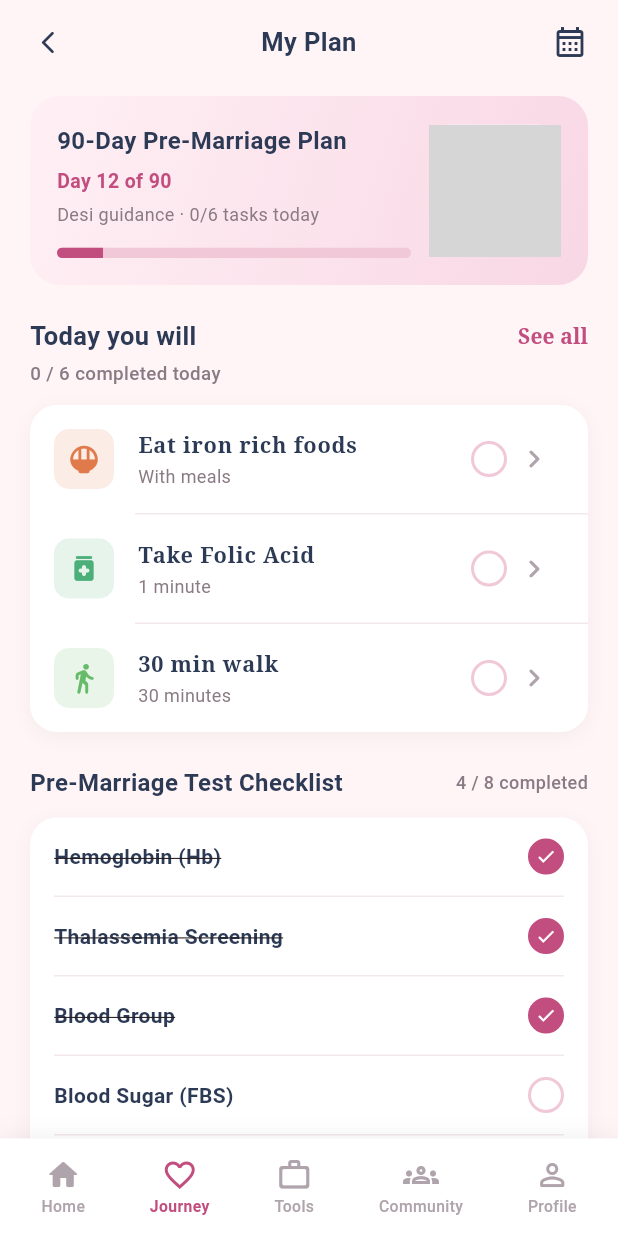
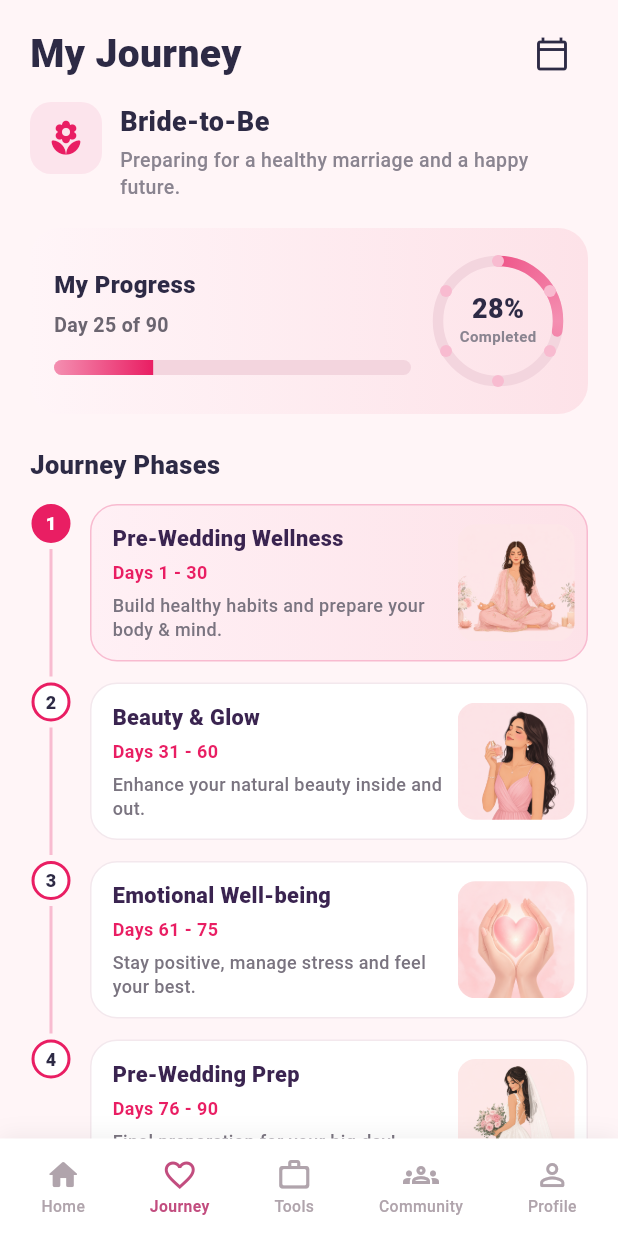
Before and after one commit to Ammara-Akbar/pregnancy-app, a Flutter app: the BrideHomeShell screen opened directly, item 2 of the bottom bar chosen, on a phone screen of 412 x 824 dp. Run offline on Flutter 3.47's test engine with Material 3 defaults, Android fonts, the phone set to English and light mode, and no system bars; grey boxes are pictures that could not be loaded.

Commit message:
bride to be journey screen

```diff
--- a/pregnancy/lib/features/bride/bride_home_shell.dart
+++ b/pregnancy/lib/features/bride/bride_home_shell.dart
@@ -3,7 +3,7 @@ import 'package:flutter/material.dart';
 import '../../core/theme/app_colors.dart';
 import 'bride_community_screen.dart';
 import 'bride_home_screen.dart';
-import 'bride_my_plan_screen.dart';
+import 'bride_journey_screen.dart';
 import 'bride_profile_screen.dart';
 import 'bride_reports_screen.dart';
 
@@ -28,7 +28,7 @@ class _BrideHomeShellState extends State<BrideHomeShell> {
     // Matches design: Home · Journey · Tools · Community · Profile
     final pages = [
       BrideHomeScreen(userName: widget.userName),
-      BrideMyPlanScreen(onBack: () => setState(() => _index = 0)),
+      const BrideJourneyScreen(),
       const BrideReportsScreen(),
       const BrideCommunityScreen(),
       BrideProfileScreen(userName: fullName),
--- /dev/null
+++ b/pregnancy/lib/features/bride/bride_journey_screen.dart
@@ -0,0 +1,564 @@
+import 'dart:math' as math;
+
+import 'package:flutter/material.dart';
+
+class BrideJourneyScreen extends StatelessWidget {
+  const BrideJourneyScreen({super.key});
+
+  static const int totalDays = 90;
+  static const int currentDay = 25;
+
+  static double get progress => currentDay / totalDays;
+
+  @override
+  Widget build(BuildContext context) {
+    final percent = (progress * 100).round();
+
+    return SafeArea(
+      child: ListView(
+        padding: const EdgeInsets.fromLTRB(20, 12, 20, 28),
+        children: [
+          Row(
+            children: [
+              const Expanded(
+                child: Text(
+                  'My Journey',
+                  style: TextStyle(
+                    fontSize: 26,
+                    fontWeight: FontWeight.w800,
+                    color: Color(0xFF2D2A45),
+                  ),
+                ),
+              ),
+              IconButton(
+                onPressed: () {},
+                icon: const Icon(
+                  Icons.calendar_today_outlined,
+                  color: Color(0xFF2D2A45),
+                ),
+              ),
+            ],
+          ),
+          const SizedBox(height: 8),
+          const Row(
+            crossAxisAlignment: CrossAxisAlignment.start,
+            children: [
+              _FlowerBadge(),
+              SizedBox(width: 12),
+              Expanded(
+                child: Column(
+                  crossAxisAlignment: CrossAxisAlignment.start,
+                  children: [
+                    Text(
+                      'Bride-to-Be',
+                      style: TextStyle(
+                        fontSize: 18,
+                        fontWeight: FontWeight.w800,
+                        color: Color(0xFF2D2A45),
+                      ),
+                    ),
+                    SizedBox(height: 4),
+                    Text(
+                      'Preparing for a healthy marriage and a happy future.',
+                      style: TextStyle(
+                        fontSize: 13,
+                        height: 1.35,
+                        color: Color(0xFF8A8490),
+                        fontWeight: FontWeight.w500,
+                      ),
+                    ),
+                  ],
+                ),
+              ),
+            ],
+          ),
+          const SizedBox(height: 18),
+          _ProgressCard(
+            day: currentDay,
+            totalDays: totalDays,
+            percent: percent,
+            progress: progress,
+          ),
+          const SizedBox(height: 22),
+          const Text(
+            'Journey Phases',
+            style: TextStyle(
+              fontSize: 17,
+              fontWeight: FontWeight.w800,
+              color: Color(0xFF2D2A45),
+            ),
+          ),
+          const SizedBox(height: 14),
+          const _PhasesTimeline(),
+          const SizedBox(height: 18),
+          const _MotivationCard(),
+        ],
+      ),
+    );
+  }
+}
+
+class _FlowerBadge extends StatelessWidget {
+  const _FlowerBadge();
+
+  @override
+  Widget build(BuildContext context) {
+    return Container(
+      width: 48,
+      height: 48,
+      decoration: BoxDecoration(
+        color: const Color(0xFFFCE4EC),
+        borderRadius: BorderRadius.circular(14),
+      ),
+      child: const Icon(
+        Icons.local_florist_rounded,
+        color: Color(0xFFE91E63),
+        size: 26,
+      ),
+    );
+  }
+}
+
+class _ProgressCard extends StatelessWidget {
+  const _ProgressCard({
+    required this.day,
+    required this.totalDays,
+    required this.percent,
+    required this.progress,
+  });
+
+  final int day;
+  final int totalDays;
+  final int percent;
+  final double progress;
+
+  @override
+  Widget build(BuildContext context) {
+    return Container(
+      padding: const EdgeInsets.fromLTRB(16, 16, 14, 16),
+      decoration: BoxDecoration(
+        gradient: const LinearGradient(
+          colors: [Color(0xFFFFF5F8), Color(0xFFFDE2E8)],
+          begin: Alignment.centerLeft,
+          end: Alignment.centerRight,
+        ),
+        borderRadius: BorderRadius.circular(20),
+      ),
+      child: Row(
+        children: [
+          Expanded(
+            child: Column(
+              crossAxisAlignment: CrossAxisAlignment.start,
+              children: [
+                const Text(
+                  'My Progress',
+                  style: TextStyle(
+                    fontSize: 16,
+                    fontWeight: FontWeight.w800,
+                    color: Color(0xFF2D2A45),
+                  ),
+                ),
+                const SizedBox(height: 6),
+                Text(
+                  'Day $day of $totalDays',
+                  style: const TextStyle(
+                    fontSize: 13,
+                    fontWeight: FontWeight.w600,
+                    color: Color(0xFF6B6570),
+                  ),
+                ),
+                const SizedBox(height: 14),
+                ClipRRect(
+                  borderRadius: BorderRadius.circular(8),
+                  child: SizedBox(
+                    height: 10,
+                    child: Stack(
+                      children: [
+                        Container(color: const Color(0xFFF3D5DE)),
+                        FractionallySizedBox(
+                          widthFactor: progress.clamp(0.0, 1.0),
+                          child: Container(
+                            decoration: const BoxDecoration(
+                              gradient: LinearGradient(
+                                colors: [
+                                  Color(0xFFF48FB1),
+                                  Color(0xFFE91E63),
+                                ],
+                              ),
+                            ),
+                          ),
+                        ),
+                      ],
+                    ),
+                  ),
+                ),
+              ],
+            ),
+          ),
+          const SizedBox(width: 12),
+          _ProgressRing(percent: percent, progress: progress),
+        ],
+      ),
+    );
+  }
+}
+
+class _ProgressRing extends StatelessWidget {
+  const _ProgressRing({required this.percent, required this.progress});
+
+  final int percent;
+  final double progress;
+
+  @override
+  Widget build(BuildContext context) {
+    return SizedBox(
+      width: 92,
+      height: 92,
+      child: Stack(
+        alignment: Alignment.center,
+        children: [
+          CustomPaint(
+            size: const Size(92, 92),
+            painter: _RingPainter(progress: progress),
+          ),
+          // Decorative flower dots around ring
+          ...List.generate(6, (i) {
+            final angle = (i / 6) * math.pi * 2 - math.pi / 2;
+            final r = 40.0;
+            return Transform.translate(
+              offset: Offset(math.cos(angle) * r, math.sin(angle) * r),
+              child: Container(
+                width: 8,
+                height: 8,
+                decoration: const BoxDecoration(
+                  color: Color(0xFFF8BBD0),
+                  shape: BoxShape.circle,
+                ),
+              ),
+            );
+          }),
+          Column(
+            mainAxisSize: MainAxisSize.min,
+            children: [
+              Text(
+                '$percent%',
+                style: const TextStyle(
+                  fontSize: 18,
+                  fontWeight: FontWeight.w800,
+                  color: Color(0xFF2D2A45),
+                  height: 1,
+                ),
+              ),
+              const SizedBox(height: 2),
+              const Text(
+                'Completed',
+                style: TextStyle(
+                  fontSize: 10,
+                  fontWeight: FontWeight.w600,
+                  color: Color(0xFF8A8490),
+                ),
+              ),
+            ],
+          ),
+        ],
+      ),
+    );
+  }
+}
+
+class _RingPainter extends CustomPainter {
+  _RingPainter({required this.progress});
+
+  final double progress;
+
+  @override
+  void paint(Canvas canvas, Size size) {
+    final center = Offset(size.width / 2, size.height / 2);
+    final radius = size.width / 2 - 6;
+    final track = Paint()
+      ..color = const Color(0xFFF3D5DE)
+      ..style = PaintingStyle.stroke
+      ..strokeWidth = 7
+      ..strokeCap = StrokeCap.round;
+    final fill = Paint()
+      ..shader = const SweepGradient(
+        colors: [Color(0xFFF48FB1), Color(0xFFE91E63), Color(0xFFF48FB1)],
+      ).createShader(Rect.fromCircle(center: center, radius: radius))
+      ..style = PaintingStyle.stroke
+      ..strokeWidth = 7
+      ..strokeCap = StrokeCap.round;
+
+    canvas.drawCircle(center, radius, track);
+    canvas.drawArc(
+      Rect.fromCircle(center: center, radius: radius),
+      -math.pi / 2,
+      2 * math.pi * progress.clamp(0.0, 1.0),
+      false,
+      fill,
+    );
+  }
+
+  @override
+  bool shouldRepaint(covariant _RingPainter oldDelegate) =>
+      oldDelegate.progress != progress;
+}
+
+class _PhasesTimeline extends StatelessWidget {
+  const _PhasesTimeline();
+
+  static const _phases = [
+    _PhaseData(
+      number: 1,
+      title: 'Pre-Wedding Wellness',
+      days: 'Days 1 - 30',
+      description: 'Build healthy habits and prepare your body & mind.',
+      image: 'assets/images/bride_journey_phase1.png',
+      active: true,
+    ),
+    _PhaseData(
+      number: 2,
+      title: 'Beauty & Glow',
+      days: 'Days 31 - 60',
+      description: 'Enhance your natural beauty inside and out.',
+      image: 'assets/images/bride_journey_phase2.png',
+      active: false,
+    ),
+    _PhaseData(
+      number: 3,
+      title: 'Emotional Well-being',
+      days: 'Days 61 - 75',
+      description: 'Stay positive, manage stress and feel your best.',
+      image: 'assets/images/bride_journey_phase3.png',
+      active: false,
+    ),
+    _PhaseData(
+      number: 4,
+      title: 'Pre-Wedding Prep',
+      days: 'Days 76 - 90',
+      description: 'Final preparation for your big day!',
+      image: 'assets/images/bride_journey_phase4.png',
+      active: false,
+    ),
+  ];
+
+  @override
+  Widget build(BuildContext context) {
+    return Column(
+      children: [
+        for (var i = 0; i < _phases.length; i++) ...[
+          _PhaseRow(
+            phase: _phases[i],
+            isLast: i == _phases.length - 1,
+          ),
+        ],
+      ],
+    );
+  }
+}
+
+class _PhaseData {
+  const _PhaseData({
+    required this.number,
+    required this.title,
+    required this.days,
+    required this.description,
+    required this.image,
+    required this.active,
+  });
+
+  final int number;
+  final String title;
+  final String days;
+  final String description;
+  final String image;
+  final bool active;
+}
+
+class _PhaseRow extends StatelessWidget {
+  const _PhaseRow({required this.phase, required this.isLast});
+
+  final _PhaseData phase;
+  final bool isLast;
+
+  @override
+  Widget build(BuildContext context) {
+    return IntrinsicHeight(
+      child: Row(
+        crossAxisAlignment: CrossAxisAlignment.start,
+        children: [
+          SizedBox(
+            width: 28,
+            child: Column(
+              children: [
+                Container(
+                  width: 26,
+                  height: 26,
+                  alignment: Alignment.center,
+                  decoration: BoxDecoration(
+                    color: phase.active
+                        ? const Color(0xFFE91E63)
+                        : Colors.white,
+                    shape: BoxShape.circle,
+                    border: Border.all(
+                      color: const Color(0xFFE91E63),
+                      width: 2,
+                    ),
+                  ),
+                  child: Text(
+                    '${phase.number}',
+                    style: TextStyle(
+                      fontSize: 12,
+                      fontWeight: FontWeight.w800,
+                      color: phase.active
+                          ? Colors.white
+                          : const Color(0xFF2D2A45),
+                    ),
+                  ),
+                ),
+                if (!isLast)
+                  Expanded(
+                    child: Container(
+                      width: 2,
+                      margin: const EdgeInsets.symmetric(vertical: 4),
+                      color: const Color(0xFFF8BBD0),
+                    ),
+                  ),
+              ],
+            ),
+          ),
+          const SizedBox(width: 12),
+          Expanded(
+            child: Padding(
+              padding: EdgeInsets.only(bottom: isLast ? 0 : 14),
+              child: Container(
+                padding: const EdgeInsets.fromLTRB(14, 12, 8, 12),
+                decoration: BoxDecoration(
+                  gradient: phase.active
+                      ? const LinearGradient(
+                          colors: [Color(0xFFFFF0F5), Color(0xFFFDE2E8)],
+                          begin: Alignment.centerLeft,
+                          end: Alignment.centerRight,
+                        )
+                      : null,
+                  color: phase.active ? null : Colors.white,
+                  borderRadius: BorderRadius.circular(18),
+                  border: Border.all(
+                    color: phase.active
+                        ? const Color(0xFFF8BBD0)
+                        : const Color(0xFFF3E8ED),
+                  ),
+                ),
+                child: Row(
+                  children: [
+                    Expanded(
+                      child: Column(
+                        crossAxisAlignment: CrossAxisAlignment.start,
+                        children: [
+                          Text(
+                            phase.title,
+                            style: const TextStyle(
+                              fontSize: 14.5,
+                              fontWeight: FontWeight.w800,
+                              color: Color(0xFF3A2450),
+                            ),
+                          ),
+                          const SizedBox(height: 3),
+                          Text(
+                            phase.days,
+                            style: const TextStyle(
+                              fontSize: 12,
+                              fontWeight: FontWeight.w600,
+                              color: Color(0xFFE91E63),
+                            ),
+                          ),
+                          const SizedBox(height: 6),
+                          Text(
+                            phase.description,
+                            style: const TextStyle(
+                              fontSize: 12,
+                              height: 1.35,
+                              color: Color(0xFF7A7480),
+                              fontWeight: FontWeight.w500,
+                            ),
+                          ),
+                        ],
+                      ),
+                    ),
+                    const SizedBox(width: 6),
+                    ClipRRect(
+                      borderRadius: BorderRadius.circular(12),
+                      child: Image.asset(
+                        phase.image,
+                        width: 78,
+                        height: 78,
+                        fit: BoxFit.cover,
+                      ),
+                    ),
+                  ],
+                ),
+              ),
+            ),
+          ),
+        ],
+      ),
+    );
+  }
+}
+
+class _MotivationCard extends StatelessWidget {
+  const _MotivationCard();
+
+  @override
+  Widget build(BuildContext context) {
+    return Container(
+      padding: const EdgeInsets.fromLTRB(14, 14, 14, 14),
+      decoration: BoxDecoration(
+        color: const Color(0xFFFDE8EE),
+        borderRadius: BorderRadius.circular(18),
+      ),
+      child: Stack(
+        children: [
+          Positioned(
+            right: 0,
+            bottom: 0,
+            child: Opacity(
+              opacity: 0.85,
+              child: Image.asset(
+                'assets/images/bride_journey_floral.png',
+                width: 56,
+                height: 40,
+                fit: BoxFit.contain,
+                errorBuilder: (context, error, stackTrace) => const Icon(
+                  Icons.local_florist_outlined,
+                  color: Color(0xFFF48FB1),
+                  size: 28,
+                ),
+              ),
+            ),
+          ),
+          const Row(
+            crossAxisAlignment: CrossAxisAlignment.start,
+            children: [
+              Icon(Icons.favorite_rounded, color: Color(0xFFE91E63), size: 18),
+              SizedBox(width: 8),
+              Expanded(
+                child: Padding(
+                  padding: EdgeInsets.only(right: 48),
+                  child: Text(
+                    "Every small step today leads to a beautiful tomorrow. You've got this!",
+                    style: TextStyle(
+                      fontSize: 13,
+                      height: 1.4,
+                      fontWeight: FontWeight.w600,
+                      color: Color(0xFF3A2F36),
+                    ),
+                  ),
+                ),
+              ),
+            ],
+          ),
+        ],
+      ),
+    );
+  }
+}
```
Also changed, not shown: pregnancy/assets/images/bride_journey_floral.png (added), pregnancy/assets/images/bride_journey_phase1.png (added), pregnancy/assets/images/bride_journey_phase2.png (added), pregnancy/assets/images/bride_journey_phase3.png (added), pregnancy/assets/images/bride_journey_phase4.png (added).
